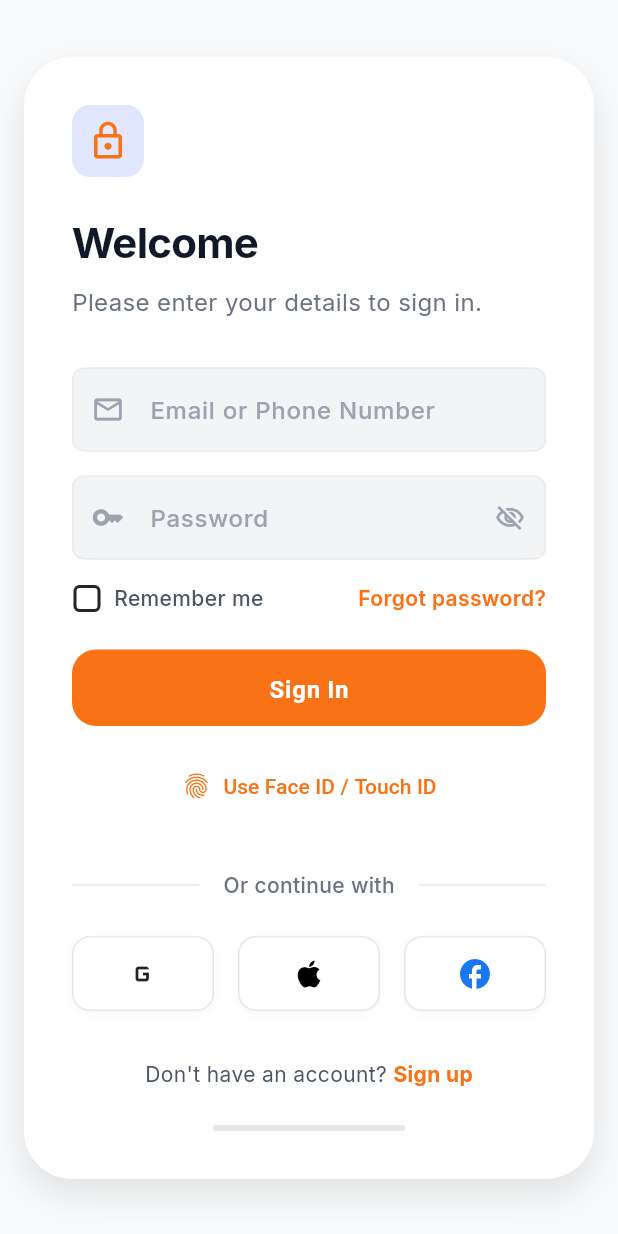
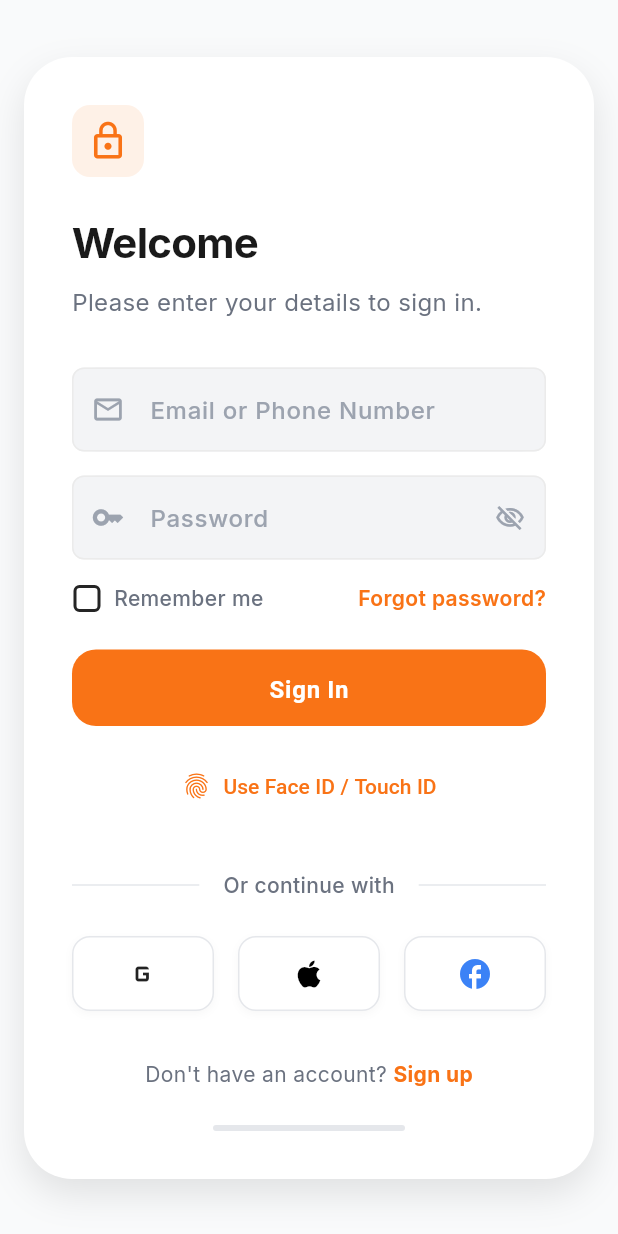
Before and after one commit to rahmatullahboss/dc-store, a Flutter app: the LoginScreen screen opened by its route, on a phone screen of 412 x 824 dp. Run offline on Flutter 3.47's test engine with Material 3 defaults, Android fonts, the phone set to English and light mode, and no system bars; drawn by our look-alikes of toastification; our stand-ins replace cached_network_image, connectivity_plus, dio, equatable, flutter_animate, flutter_bloc and 12 more; missing offline and left inert: dart_either; accounts and stored records are empty; network calls fail; project files that could hold a hidden picture were left out.

Commit message:
refactor(auth): use AppColors for theme-aware styling in LoginScreen/RegisterScreen
- Replace hardcoded color constants with AppColors utility methods
- Add 40+ l10n keys for auth screens in app_en.arb
- Improve white-label readiness by centralizing color management

```diff
--- a/mobile_app/lib/features/auth/presentation/login_screen.dart
+++ b/mobile_app/lib/features/auth/presentation/login_screen.dart
@@ -2,10 +2,8 @@ import 'package:flutter/material.dart';
 import 'package:flutter_riverpod/flutter_riverpod.dart';
 import 'package:go_router/go_router.dart';
 import 'package:toastification/toastification.dart';
+import '../../../core/theme/app_colors.dart';
 import 'providers/auth_provider.dart';
-
-/// Primary color for the login screen (orange - matches web store)
-const _primaryColor = Color(0xFFF97316);
 
 class LoginScreen extends ConsumerStatefulWidget {
   const LoginScreen({super.key});
@@ -80,13 +78,38 @@ class _LoginScreenState extends ConsumerState<LoginScreen> {
   @override
   Widget build(BuildContext context) {
     final authState = ref.watch(authControllerProvider);
-    final textMain = const Color(0xFF111827);
-    final textSecondary = const Color(0xFF6B7280);
-    final inputBg = const Color(0xFFF3F4F6);
-    final dividerColor = const Color(0xFFE5E7EB);
+    final isDark = Theme.of(context).brightness == Brightness.dark;
+
+    // Theme-aware colors using AppColors
+    final bgColor = AppColors.adaptive(
+      context,
+      const Color(0xFFF9FAFB),
+      AppColors.darkBackground,
+    );
+    final surfaceColor = AppColors.adaptive(
+      context,
+      Colors.white,
+      AppColors.darkCard,
+    );
+    final textMain = AppColors.getTextPrimary(context);
+    final textSecondary = AppColors.adaptive(
+      context,
+      const Color(0xFF6B7280),
+      AppColors.darkTextSecondary,
+    );
+    final inputBg = AppColors.adaptive(
+      context,
+      const Color(0xFFF3F4F6),
+      AppColors.darkInput,
+    );
+    final dividerColor = AppColors.adaptive(
+      context,
+      const Color(0xFFE5E7EB),
+      AppColors.darkBorder,
+    );
 
     return Scaffold(
-      backgroundColor: const Color(0xFFF9FAFB),
+      backgroundColor: bgColor,
       body: SafeArea(
         child: Center(
           child: SingleChildScrollView(
@@ -94,11 +117,11 @@ class _LoginScreenState extends ConsumerState<LoginScreen> {
             child: Container(
               constraints: const BoxConstraints(maxWidth: 400),
               decoration: BoxDecoration(
-                color: Colors.white,
+                color: surfaceColor,
                 borderRadius: BorderRadius.circular(32),
                 boxShadow: [
                   BoxShadow(
-                    color: Colors.black.withValues(alpha: 0.1),
+                    color: Colors.black.withAlpha(isDark ? 50 : 26),
                     blurRadius: 20,
                     offset: const Offset(0, 10),
                   ),
@@ -117,12 +140,12 @@ class _LoginScreenState extends ConsumerState<LoginScreen> {
                         width: 48,
                         height: 48,
                         decoration: BoxDecoration(
-                          color: const Color(0xFFE0E7FF),
+                          color: AppColors.accent.withAlpha(26),
                           borderRadius: BorderRadius.circular(12),
                         ),
-                        child: const Icon(
+                        child: Icon(
                           Icons.lock_outline,
-                          color: _primaryColor,
+                          color: AppColors.accent,
                           size: 28,
                         ),
                       ),
@@ -150,22 +173,24 @@ class _LoginScreenState extends ConsumerState<LoginScreen> {
                         Container(
                           padding: const EdgeInsets.all(12),
                           decoration: BoxDecoration(
-                            color: Colors.red[50],
+                            color: AppColors.errorLight,
                             borderRadius: BorderRadius.circular(12),
-                            border: Border.all(color: Colors.red[200]!),
+                            border: Border.all(
+                              color: AppColors.error.withAlpha(77),
+                            ),
                           ),
                           child: Row(
                             children: [
                               Icon(
                                 Icons.error_outline,
-                                color: Colors.red[700],
+                                color: AppColors.error,
                                 size: 20,
                               ),
                               const SizedBox(width: 8),
                               Expanded(
                                 child: Text(
                                   authState.error!,
-                                  style: TextStyle(color: Colors.red[700]),
+                                  style: TextStyle(color: AppColors.error),
                                 ),
                               ),
                             ],
@@ -191,12 +216,20 @@ class _LoginScreenState extends ConsumerState<LoginScreen> {
                           decoration: InputDecoration(
                             hintText: 'Email or Phone Number',
                             hintStyle: TextStyle(
-                              color: const Color(0xFF9CA3AF),
+                              color: AppColors.adaptive(
+                                context,
+                                const Color(0xFF9CA3AF),
+                                AppColors.darkTextHint,
+                              ),
                               fontWeight: FontWeight.w500,
                             ),
                             prefixIcon: Icon(
                               Icons.mail_outline,
-                              color: const Color(0xFF9CA3AF),
+                              color: AppColors.adaptive(
+                                context,
+                                const Color(0xFF9CA3AF),
+                                AppColors.darkTextHint,
+                              ),
                               size: 22,
                             ),
                             border: OutlineInputBorder(
@@ -233,12 +266,20 @@ class _LoginScreenState extends ConsumerState<LoginScreen> {
                           decoration: InputDecoration(
                             hintText: 'Password',
                             hintStyle: TextStyle(
-                              color: const Color(0xFF9CA3AF),
+                              color: AppColors.adaptive(
+                                context,
+                                const Color(0xFF9CA3AF),
+                                AppColors.darkTextHint,
+                              ),
                               fontWeight: FontWeight.w500,
                             ),
                             prefixIcon: Icon(
                               Icons.key_outlined,
-                              color: const Color(0xFF9CA3AF),
+                              color: AppColors.adaptive(
+                                context,
+                                const Color(0xFF9CA3AF),
+                                AppColors.darkTextHint,
+                              ),
                               size: 22,
                             ),
                             suffixIcon: IconButton(
@@ -246,7 +287,11 @@ class _LoginScreenState extends ConsumerState<LoginScreen> {
                                 _obscurePassword
                                     ? Icons.visibility_off_outlined
                                     : Icons.visibility_outlined,
-                                color: const Color(0xFF9CA3AF),
+                                color: AppColors.adaptive(
+                                  context,
+                                  const Color(0xFF9CA3AF),
+                                  AppColors.darkTextHint,
+                                ),
                                 size: 20,
                               ),
                               onPressed: () => setState(
@@ -287,7 +332,7 @@ class _LoginScreenState extends ConsumerState<LoginScreen> {
                                       _rememberMe = value ?? false;
                                     });
                                   },
-                                  activeColor: _primaryColor,
+                                  activeColor: AppColors.accent,
                                   shape: RoundedRectangleBorder(
                                     borderRadius: BorderRadius.circular(4),
                                   ),
@@ -299,7 +344,7 @@ class _LoginScreenState extends ConsumerState<LoginScreen> {
                                 style: TextStyle(
                                   fontSize: 14,
                                   fontWeight: FontWeight.w500,
-                                  color: const Color(0xFF4B5563),
+                                  color: textSecondary,
                                 ),
                               ),
                             ],
@@ -313,7 +358,7 @@ class _LoginScreenState extends ConsumerState<LoginScreen> {
                               style: TextStyle(
                                 fontSize: 14,
                                 fontWeight: FontWeight.w600,
-                                color: _primaryColor,
+                                color: AppColors.accent,
                               ),
                             ),
                           ),
@@ -327,7 +372,7 @@ class _LoginScreenState extends ConsumerState<LoginScreen> {
                         child: ElevatedButton(
                           onPressed: authState.isLoading ? null : _login,
                           style: ElevatedButton.styleFrom(
-                            backgroundColor: _primaryColor,
+                            backgroundColor: AppColors.accent,
                             foregroundColor: Colors.white,
                             padding: const EdgeInsets.symmetric(vertical: 16),
                             shape: RoundedRectangleBorder(
@@ -369,7 +414,7 @@ class _LoginScreenState extends ConsumerState<LoginScreen> {
                           },
                           icon: Icon(
                             Icons.fingerprint,
-                            color: _primaryColor,
+                            color: AppColors.accent,
                             size: 20,
                           ),
                           label: Text(
@@ -377,7 +422,7 @@ class _LoginScreenState extends ConsumerState<LoginScreen> {
                             style: TextStyle(
                               fontSize: 14,
                               fontWeight: FontWeight.w500,
-                              color: _primaryColor,
+                              color: AppColors.accent,
                             ),
                           ),
                           style: TextButton.styleFrom(
@@ -401,7 +446,7 @@ class _LoginScreenState extends ConsumerState<LoginScreen> {
                               style: TextStyle(
                                 fontSize: 14,
                                 fontWeight: FontWeight.w500,
-                                color: const Color(0xFF6B7280),
+                                color: textSecondary,
                               ),
                             ),
                           ),
@@ -418,6 +463,8 @@ class _LoginScreenState extends ConsumerState<LoginScreen> {
                               onTap: () => _signInWithGoogle(),
                               iconUrl: 'https://www.google.com/favicon.ico',
                               fallbackIcon: Icons.g_mobiledata,
+                              isDark: isDark,
+                              dividerColor: dividerColor,
                             ),
                           ),
                           const SizedBox(width: 16),
@@ -435,6 +482,8 @@ class _LoginScreenState extends ConsumerState<LoginScreen> {
                               },
                               iconUrl: null,
                               fallbackIcon: Icons.apple,
+                              isDark: isDark,
+                              dividerColor: dividerColor,
                             ),
                           ),
                           const SizedBox(width: 16),
@@ -452,7 +501,9 @@ class _LoginScreenState extends ConsumerState<LoginScreen> {
                               },
                               iconUrl: null,
                               fallbackIcon: Icons.facebook,
-                              iconColor: const Color(0xFF1877F2),
+                              iconColor: AppColors.info,
+                              isDark: isDark,
+                              dividerColor: dividerColor,
                             ),
                           ),
                         ],
@@ -468,7 +519,7 @@ class _LoginScreenState extends ConsumerState<LoginScreen> {
                               "Don't have an account? ",
                               style: TextStyle(
                                 fontSize: 14,
-                                color: const Color(0xFF4B5563),
+                                color: textSecondary,
                               ),
                             ),
                             GestureDetector(
@@ -478,7 +529,7 @@ class _LoginScreenState extends ConsumerState<LoginScreen> {
                                 style: TextStyle(
                                   fontSize: 14,
                                   fontWeight: FontWeight.bold,
-                                  color: _primaryColor,
+                                  color: AppColors.accent,
                                 ),
                               ),
                             ),
@@ -493,7 +544,7 @@ class _LoginScreenState extends ConsumerState<LoginScreen> {
                           width: 128,
                           height: 4,
                           decoration: BoxDecoration(
-                            color: const Color(0xFFE5E7EB),
+                            color: dividerColor,
                             borderRadius: BorderRadius.circular(2),
                           ),
                         ),
@@ -513,6 +564,8 @@ class _LoginScreenState extends ConsumerState<LoginScreen> {
     required VoidCallback onTap,
     required String? iconUrl,
     required IconData fallbackIcon,
+    required bool isDark,
+    required Color dividerColor,
     Color? iconColor,
   }) {
     return GestureDetector(
@@ -520,12 +573,12 @@ class _LoginScreenState extends ConsumerState<LoginScreen> {
       child: Container(
         padding: const EdgeInsets.symmetric(vertical: 12, horizontal: 16),
         decoration: BoxDecoration(
-          color: Colors.white,
+          color: AppColors.adaptive(context, Colors.white, AppColors.darkCard),
           borderRadius: BorderRadius.circular(12),
-          border: Border.all(color: const Color(0xFFE5E7EB)),
+          border: Border.all(color: dividerColor),
           boxShadow: [
             BoxShadow(
-              color: Colors.black.withValues(alpha: 0.03),
+              color: Colors.black.withAlpha(8),
               blurRadius: 4,
               offset: const Offset(0, 2),
             ),
@@ -540,7 +593,11 @@ class _LoginScreenState extends ConsumerState<LoginScreen> {
                   errorBuilder: (context, error, stackTrace) =>
                       Icon(fallbackIcon, size: 24, color: iconColor),
                 )
-              : Icon(fallbackIcon, size: 24, color: iconColor ?? Colors.black),
+              : Icon(
+                  fallbackIcon,
+                  size: 24,
+                  color: iconColor ?? (isDark ? Colors.white : Colors.black),
+                ),
         ),
       ),
     );
```
Also changed, not shown: mobile_app/lib/features/auth/presentation/register_screen.dart (+20 -17 lines), mobile_app/lib/l10n/app_en.arb (+38 -1 lines).
